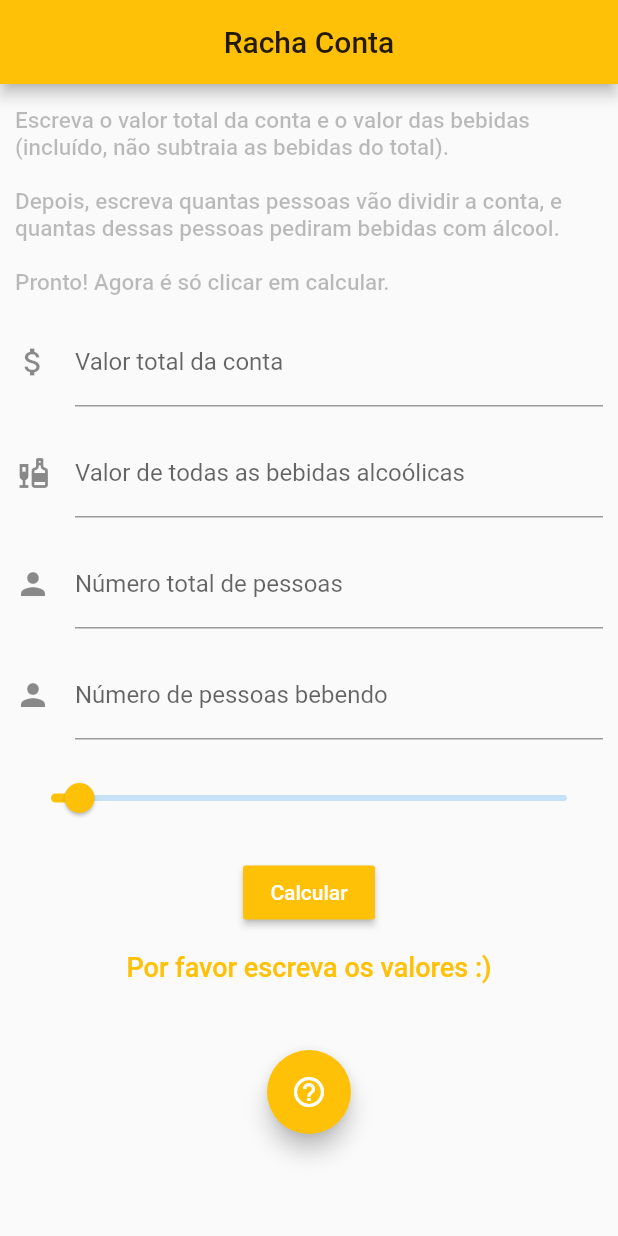
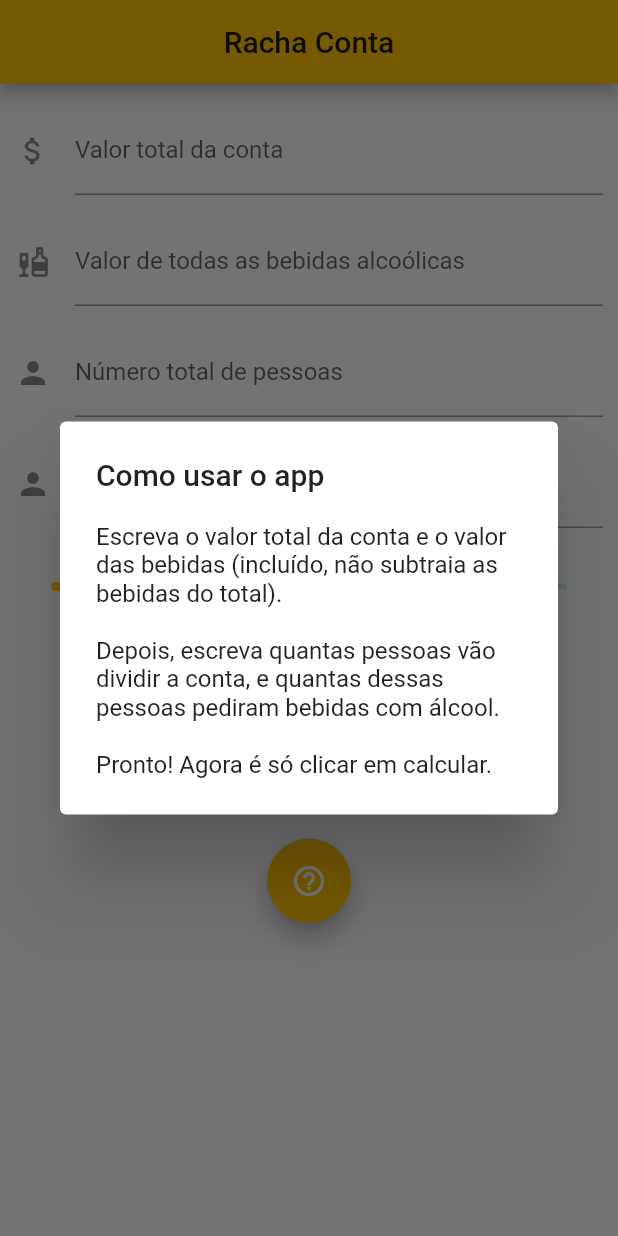
Before and after one commit to jpoCruz/rachaConta, a Flutter app: the screen it shows after launch, after a tap on the "help outline" icon, on a phone screen of 412 x 824 dp. Run offline on Flutter 3.47's test engine with Material 2 defaults, Android fonts, the phone set to English and light mode, and no system bars.

Commit message:
Update racha.dart
Botão agora funciona, mas ainda no lugar errado

```diff
--- a/lib/racha.dart
+++ b/lib/racha.dart
@@ -6,6 +6,7 @@ class Racha extends StatefulWidget {
 }
 
 class _DemoState extends State<Racha> {
+
   TextEditingController _totalController = TextEditingController();
   TextEditingController _alcoholController = TextEditingController();
   TextEditingController _peopleController = TextEditingController();
@@ -16,9 +17,32 @@ class _DemoState extends State<Racha> {
   double _currentSliderValue = 5;
 
 
+
+  showAlertDialog(BuildContext context)
+  {
+
+    // configura o  AlertDialog
+    AlertDialog alerta = AlertDialog(
+      title: Text("Como usar o app"),
+      content: Text("Escreva o valor total da conta e o valor das bebidas (incluído, não subtraia as bebidas do total)."
+          "\n\nDepois, escreva quantas pessoas vão dividir a conta, e quantas dessas pessoas pediram bebidas com álcool."
+          "\n\nPronto! Agora é só clicar em calcular."),
+
+    );
+    // exibe o dialog
+    showDialog(
+      context: context,
+      builder: (BuildContext context) {
+        return alerta;
+      },
+    );
+  }
+
+
   @override
   Widget build(BuildContext context) {
     return Scaffold(
+        resizeToAvoidBottomInset: false,
       appBar: AppBar(
         title: Text('Racha Conta'),
         centerTitle: true,
@@ -29,19 +53,6 @@ class _DemoState extends State<Racha> {
         padding: EdgeInsets.symmetric(horizontal: 10.0),
         child: Column(
           children: <Widget>[
-
-            SizedBox(height: 15), //25 pixel de espaço
-            Text(
-              "Escreva o valor total da conta e o valor das bebidas (incluído, não subtraia as bebidas do total)."
-                  "\n\nDepois, escreva quantas pessoas vão dividir a conta, e quantas dessas pessoas pediram bebidas com álcool."
-                  "\n\nPronto! Agora é só clicar em calcular.",
-              style: TextStyle(
-                color: Colors.black26,
-                fontSize: 15,
-                fontWeight: FontWeight.w500,
-              ),
-            ),
-
             SizedBox(height: 15), //15 pixel de espaço
 
             TextField(
@@ -125,15 +136,18 @@ class _DemoState extends State<Racha> {
             SizedBox(height: 45), //15 pixel de espaço
 
             FloatingActionButton(
-                onPressed: () {
-                },
-                child: Icon(Icons.help_outline),
-                backgroundColor: Colors.amber,
+              onPressed: () {
+                showAlertDialog(context);
+              },
+              child: Icon(Icons.help_outline),
+              backgroundColor: Colors.amber,
+
             ),
           ],
         ),
       ),
     );
+
   }
 
   void calculate() {
```
